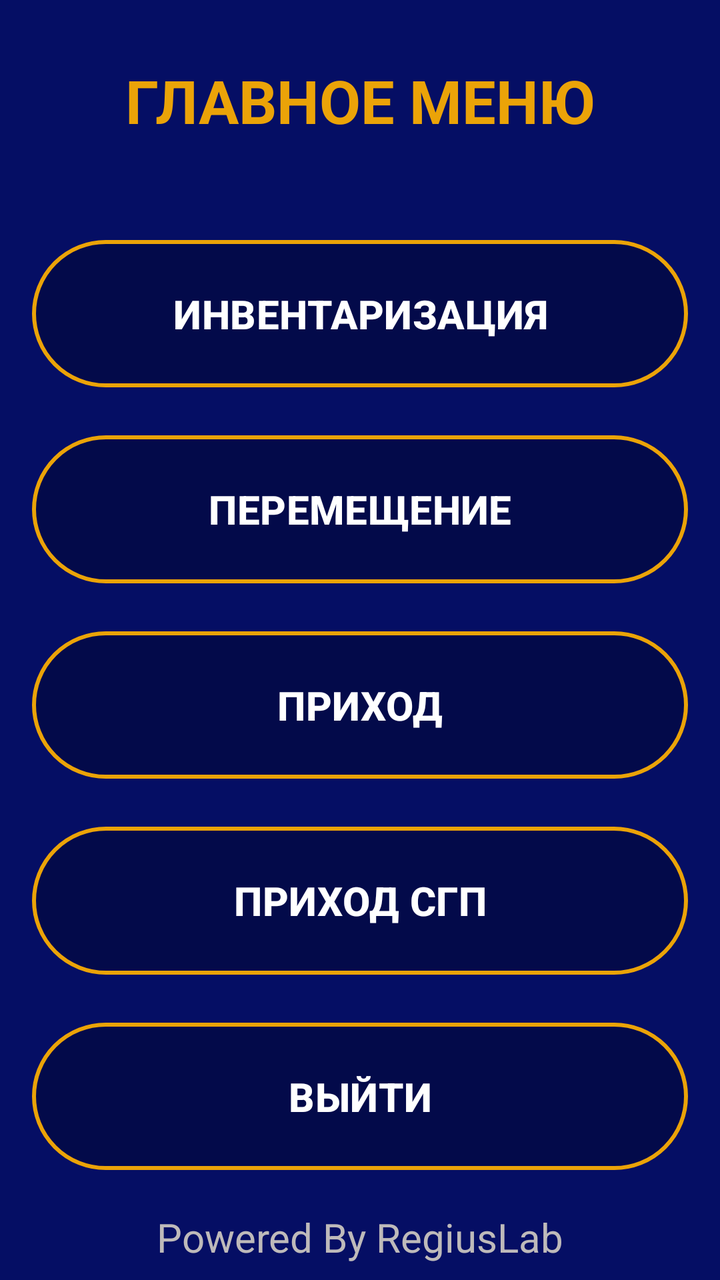
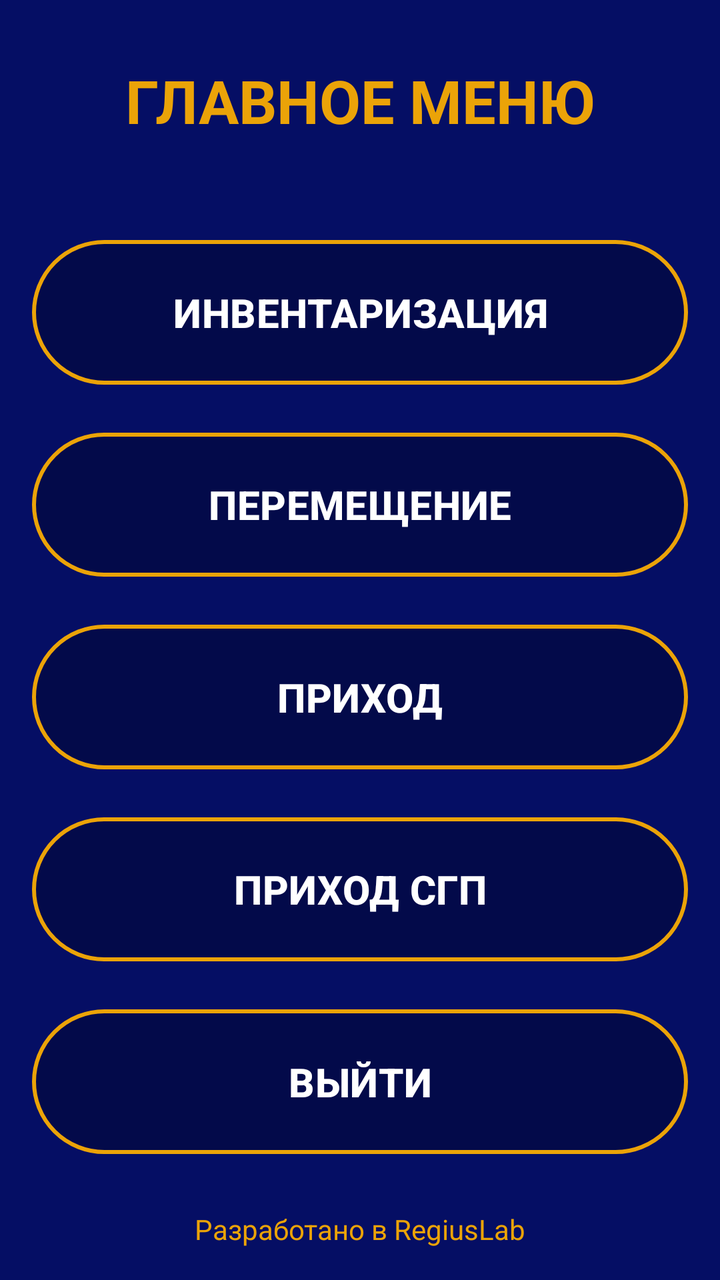

The first picture is an Android layout as it rendered before a commit; the second is the same layout after the commit. The layout source and the unified diff follow.
<!-- AndroidManifest.xml: application theme Theme.ScannerKotlin -->
<!-- res/layout/activity_main.xml -->
<?xml version="1.0" encoding="utf-8"?>
<androidx.constraintlayout.widget.ConstraintLayout xmlns:android="http://schemas.android.com/apk/res/android"
    xmlns:app="http://schemas.android.com/apk/res-auto"
    xmlns:tools="http://schemas.android.com/tools"
    android:id="@+id/main"
    android:layout_width="match_parent"
    android:layout_height="match_parent"
    android:background="@color/dark_blue"
    tools:context=".activities.MainActivity">

    <View
        android:id="@+id/rectangle"
        android:layout_width="0dp"
        android:layout_height="100dp"
        android:background="@color/dark_blue"
        app:layout_constraintEnd_toEndOf="parent"
        app:layout_constraintStart_toStartOf="parent"
        app:layout_constraintTop_toTopOf="parent" />

    <TextView
        android:id="@+id/textView"
        android:layout_width="wrap_content"
        android:layout_height="wrap_content"
        android:gravity="center"
        android:text="@string/mainText"
        android:textStyle="bold"
        android:textColor="@color/yellow"
        android:textSize="30sp"
        app:layout_constraintBottom_toBottomOf="@id/rectangle"
        app:layout_constraintEnd_toEndOf="@id/rectangle"
        app:layout_constraintStart_toStartOf="@id/rectangle"
        app:layout_constraintTop_toTopOf="@id/rectangle" />


    <com.google.android.material.button.MaterialButton
        android:id="@+id/scanButton"
        android:layout_width="0dp"
        android:layout_height="0dp"
        android:layout_marginStart="16dp"
        android:layout_marginTop="16dp"
        android:layout_marginEnd="16dp"
        android:layout_marginBottom="8dp"
        android:text="@string/scanButton"
        android:textStyle="bold"
        android:textColor="@color/white"
        android:textSize="20sp"
        app:backgroundTint="@color/field_blue"
        app:layout_constraintBottom_toTopOf="@id/productsButton"
        app:layout_constraintEnd_toEndOf="parent"
        app:layout_constraintStart_toStartOf="parent"
        app:layout_constraintTop_toBottomOf="@id/rectangle"
        app:layout_constraintVertical_chainStyle="spread"
        app:layout_constraintVertical_weight="1"
        app:strokeColor="@color/yellow"
        app:strokeWidth="2dp"
        app:cornerRadius="1000dp"/>

    <com.google.android.material.button.MaterialButton
        android:id="@+id/productsButton"
        android:layout_width="0dp"
        android:layout_height="0dp"
        android:layout_marginStart="16dp"
        android:layout_marginTop="8dp"
        android:textStyle="bold"
        android:layout_marginEnd="16dp"
        android:layout_marginBottom="8dp"
        android:text="@string/documentBtn"
        android:textColor="@color/white"
        android:textSize="20sp"
        app:backgroundTint="@color/field_blue"
        app:layout_constraintBottom_toTopOf="@id/documentButton"
        app:layout_constraintEnd_toEndOf="parent"
        app:layout_constraintStart_toStartOf="parent"
        app:layout_constraintTop_toBottomOf="@id/scanButton"
        app:layout_constraintVertical_weight="1"
        app:strokeColor="@color/yellow"
        app:strokeWidth="2dp"
        app:cornerRadius="1000dp"/>

    <com.google.android.material.button.MaterialButton
        android:id="@+id/documentButton"
        android:layout_width="0dp"
        android:layout_height="0dp"
        android:layout_marginStart="16dp"
        android:layout_marginTop="8dp"
        android:textStyle="bold"
        android:layout_marginEnd="16dp"
        android:layout_marginBottom="8dp"
        android:text="@string/productsButton"
        android:textColor="@color/white"
        android:textSize="20sp"
        app:backgroundTint="@color/field_blue"
        app:layout_constraintBottom_toTopOf="@id/incomingSgpButton"
        app:layout_constraintEnd_toEndOf="parent"
        app:layout_constraintStart_toStartOf="parent"
        app:layout_constraintTop_toBottomOf="@id/productsButton"
        app:layout_constraintVertical_weight="1"
        app:strokeColor="@color/yellow"
        app:strokeWidth="2dp"
        app:cornerRadius="1000dp"/>

    <com.google.android.material.button.MaterialButton
        android:id="@+id/incomingSgpButton"
        android:layout_width="0dp"
        android:layout_height="0dp"
        android:layout_marginStart="16dp"
        android:layout_marginTop="8dp"
        android:textStyle="bold"
        android:layout_marginEnd="16dp"
        android:layout_marginBottom="8dp"
        android:text="@string/incomingSgpButton"
        android:textColor="@color/white"
        android:textSize="20sp"
        app:backgroundTint="@color/field_blue"
        app:layout_constraintBottom_toTopOf="@id/logoutButton"
        app:layout_constraintEnd_toEndOf="parent"
        app:layout_constraintStart_toStartOf="parent"
        app:layout_constraintTop_toBottomOf="@id/documentButton"
        app:layout_constraintVertical_weight="1"
        app:strokeColor="@color/yellow"
        app:strokeWidth="2dp"
        app:cornerRadius="1000dp"/>

    <com.google.android.material.button.MaterialButton
        android:id="@+id/logoutButton"
        android:layout_width="0dp"
        android:layout_height="0dp"
        android:layout_marginStart="16dp"
        android:layout_marginTop="8dp"
        android:layout_marginEnd="16dp"
        android:layout_marginBottom="16dp"
        android:text="@string/logoutButton"
        android:textColor="@color/white"
        android:textStyle="bold"
        android:textSize="20sp"
        app:backgroundTint="@color/field_blue"
        app:layout_constraintBottom_toTopOf="@id/regiusLabel"
        app:layout_constraintEnd_toEndOf="parent"
        app:layout_constraintStart_toStartOf="parent"
        app:layout_constraintTop_toBottomOf="@id/incomingSgpButton"
        app:layout_constraintVertical_weight="1"
        app:strokeColor="@color/yellow"
        app:strokeWidth="2dp"
        app:cornerRadius="1000dp"/>

    <TextView
        android:id="@+id/regiusLabel"
        android:layout_width="wrap_content"
        android:layout_height="wrap_content"
        android:layout_marginBottom="8dp"
        android:text="Powered By RegiusLab"
        android:textColor="@color/gray"
        android:textSize="20sp"
        app:layout_constraintBottom_toBottomOf="parent"
        app:layout_constraintEnd_toEndOf="parent"
        app:layout_constraintStart_toStartOf="parent" />

</androidx.constraintlayout.widget.ConstraintLayout>
<!-- resources referenced by this layout -->
<resources>
  <color name="dark_blue">#050E64</color>
  <color name="field_blue">#030A4A</color>
  <color name="gray">#BEBABA</color>
  <color name="white">#FFFFFFFF</color>
  <color name="yellow">#EBA308</color>
  <string name="documentBtn">ПЕРЕМЕЩЕНИЕ</string>
  <string name="incomingSgpButton">ПРИХОД СГП</string>
  <string name="logoutButton">ВЫЙТИ</string>
  <string name="mainText">ГЛАВНОЕ МЕНЮ</string>
  <string name="productsButton">ПРИХОД</string>
  <string name="scanButton">ИНВЕНТАРИЗАЦИЯ</string>
  <style name="Theme.ScannerKotlin" parent="Base.Theme.ScannerKotlin" />
  <style name="Base.Theme.ScannerKotlin" parent="Theme.Material3.DayNight.NoActionBar">
          
          
      </style>
</resources>

<!-- the commit's change to res/layout/activity_main.xml (unified diff, before → after) -->
@@ -148,9 +148,12 @@
         android:layout_width="wrap_content"
         android:layout_height="wrap_content"
         android:layout_marginBottom="8dp"
-        android:text="Powered By RegiusLab"
-        android:textColor="@color/gray"
-        android:textSize="20sp"
+        android:padding="8dp"
+        android:text="@string/developer_powered_by"
+        android:textColor="@color/yellow"
+        android:textSize="14sp"
+        android:clickable="true"
+        android:focusable="true"
         app:layout_constraintBottom_toBottomOf="parent"
         app:layout_constraintEnd_toEndOf="parent"
         app:layout_constraintStart_toStartOf="parent" />
<!-- resource entries referenced after the edit -->
@@ -2,9 +2,9 @@
 <resources>
   <color name="dark_blue">#050E64</color>
   <color name="field_blue">#030A4A</color>
-  <color name="gray">#BEBABA</color>
   <color name="white">#FFFFFFFF</color>
   <color name="yellow">#EBA308</color>
+  <string name="developer_powered_by">Разработано в RegiusLab</string>
   <string name="documentBtn">ПЕРЕМЕЩЕНИЕ</string>
   <string name="incomingSgpButton">ПРИХОД СГП</string>
   <string name="logoutButton">ВЫЙТИ</string>
